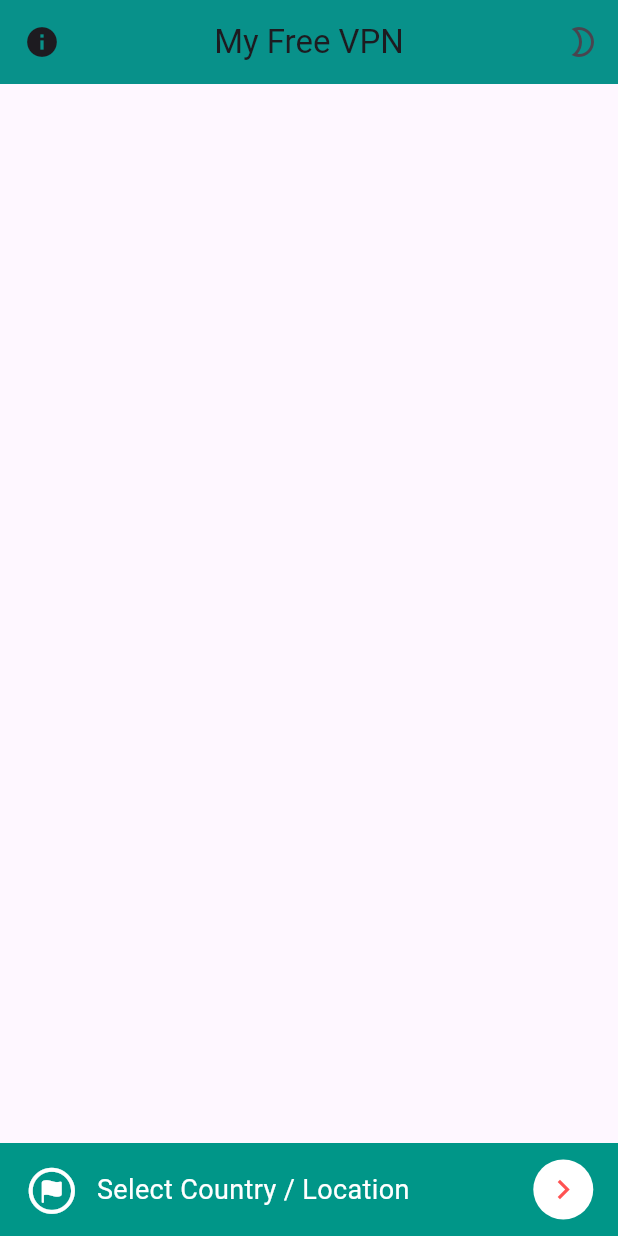
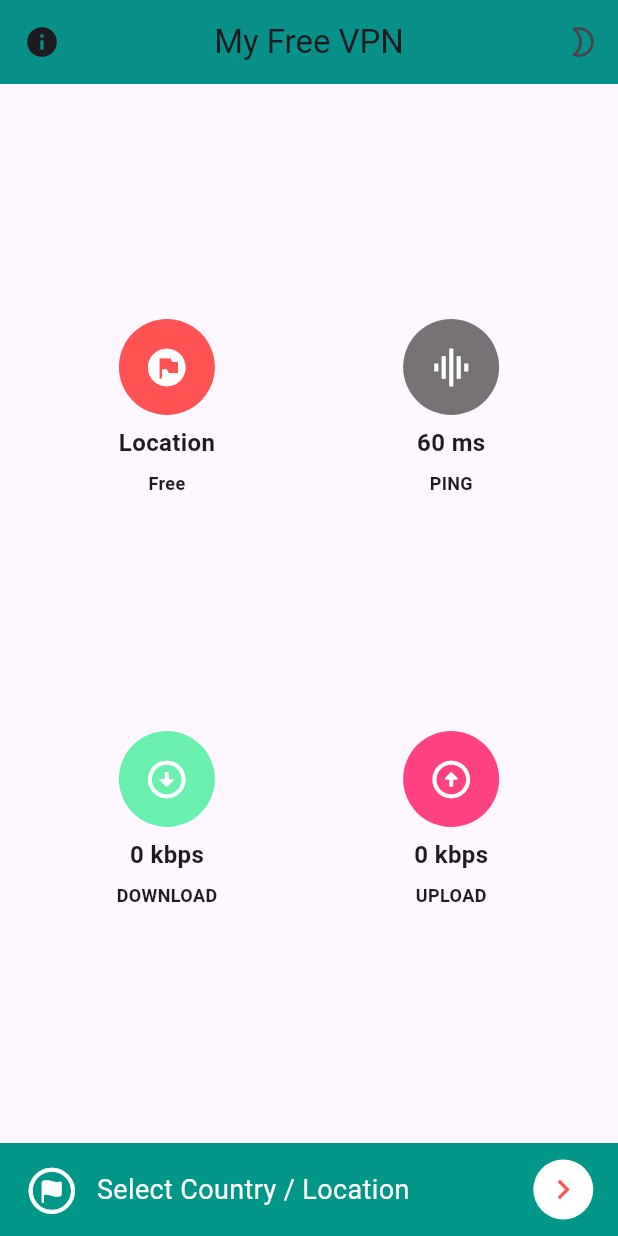
Before and after one commit to Alireza-Seif/My-VPN, a Flutter app: the screen it shows after launch, on a phone screen of 412 x 824 dp. Run offline on Flutter 3.47's test engine with Material 3 defaults, Android fonts, the phone set to English and light mode, and no system bars; our stand-ins replace get, hive_flutter; accounts and stored records are empty.

Commit message:
feat: add DULine & LPLine widgetes

```diff
--- a/lib/screens/home_screen.dart
+++ b/lib/screens/home_screen.dart
@@ -4,6 +4,9 @@
 import 'package:get/get_navigation/get_navigation.dart';
 import 'package:my_vpn/appPreferences/app_preferences.dart';
 import 'package:my_vpn/main.dart';
+import 'package:my_vpn/widgets/custom_widget.dart';
+import 'package:my_vpn/widgets/down_up_line.dart';
+import 'package:my_vpn/widgets/location_ping_line.dart';
 
 class HomeScreen extends StatelessWidget {
   const HomeScreen({super.key});
@@ -74,6 +77,20 @@
         ],
       ),
       bottomNavigationBar: locationSelectionBottomNavigation(context),
+      body: const Column(
+        mainAxisAlignment: MainAxisAlignment.spaceEvenly,
+        children: [
+          // 2 round widget
+          // location _ ping
+          LPLine(),
+
+          // button for vpn
+
+          // 2 round widget
+          //dowload + ping
+          DULine(),
+        ],
+      ),
     );
   }
 }
--- a/lib/widgets/custom_widget.dart
+++ b/lib/widgets/custom_widget.dart
@@ -32,7 +32,7 @@
           Text(
             subTitleText,
             style: const TextStyle(
-              fontSize: 13,
+              fontSize: 12,
               fontWeight: FontWeight.w600,
             ),
           ),
--- /dev/null
+++ b/lib/widgets/down_up_line.dart
@@ -0,0 +1,43 @@
+import 'package:flutter/material.dart';
+import 'package:my_vpn/widgets/custom_widget.dart';
+
+class DULine extends StatelessWidget {
+  const DULine({
+    super.key,
+  });
+
+  @override
+  Widget build(BuildContext context) {
+    return const Row(
+      mainAxisAlignment: MainAxisAlignment.center,
+      children: [
+        CustomdWidget(
+          titleText: '0 kbps',
+          subTitleText: 'DOWNLOAD',
+          roundWidgetWithIcon: CircleAvatar(
+            radius: 32,
+            backgroundColor: Colors.greenAccent,
+            child: Icon(
+              Icons.arrow_circle_down,
+              size: 30,
+              color: Colors.white,
+            ),
+          ),
+        ),
+        CustomdWidget(
+          titleText: '0 kbps',
+          subTitleText: 'UPLOAD',
+          roundWidgetWithIcon:  CircleAvatar(
+            radius: 32,
+            backgroundColor: Colors.pinkAccent,
+            child: Icon(
+              Icons.arrow_circle_up_rounded,
+              size: 30,
+              color: Colors.white,
+            ),
+          ),
+        ),
+      ],
+    );
+  }
+}
--- /dev/null
+++ b/lib/widgets/location_ping_line.dart
@@ -0,0 +1,43 @@
+import 'package:flutter/material.dart';
+import 'package:my_vpn/widgets/custom_widget.dart';
+
+class LPLine extends StatelessWidget {
+  const LPLine({
+    super.key,
+  });
+
+  @override
+  Widget build(BuildContext context) {
+    return const Row(
+      mainAxisAlignment: MainAxisAlignment.center,
+      children: [
+        CustomdWidget(
+          titleText: 'Location',
+          subTitleText: 'Free',
+          roundWidgetWithIcon: CircleAvatar(
+            radius: 32,
+            backgroundColor: Colors.redAccent,
+            child: Icon(
+              Icons.flag_circle,
+              size: 30,
+              color: Colors.white,
+            ),
+          ),
+        ),
+        CustomdWidget(
+          titleText: '60 ms',
+          subTitleText: 'PING',
+          roundWidgetWithIcon: CircleAvatar(
+            radius: 32,
+            backgroundColor: Colors.black54,
+            child: Icon(
+              Icons.graphic_eq,
+              size: 30,
+              color: Colors.white,
+            ),
+          ),
+        ),
+      ],
+    );
+  }
+}
```
